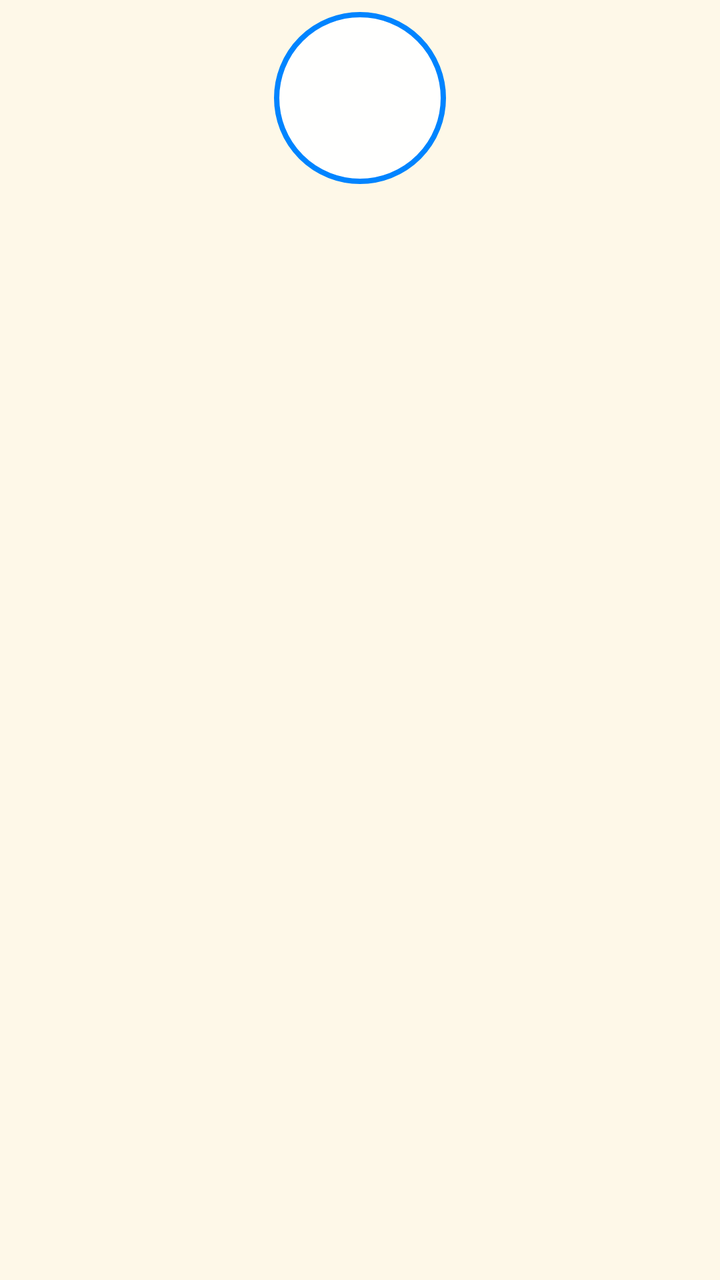
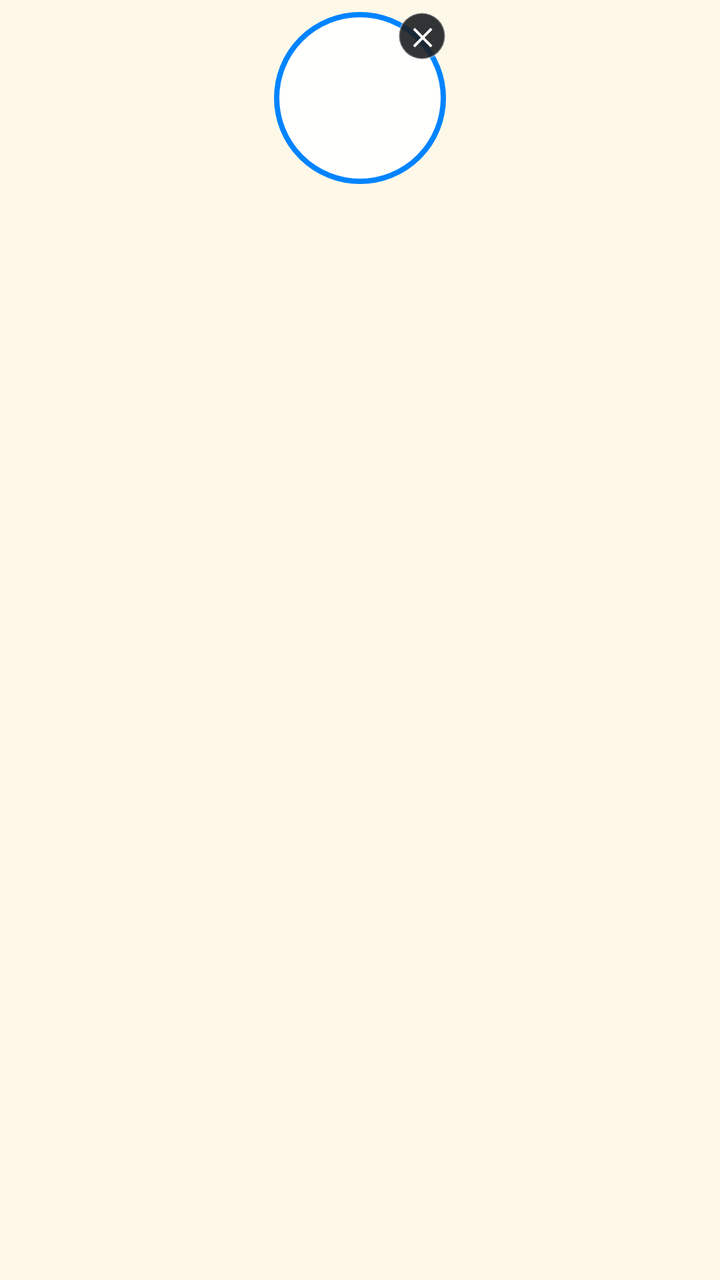

An Android layout rendered at two revisions. The XML below is the earlier revision; the diff shows what the commit changed to produce the second picture.
<!-- AndroidManifest.xml: application theme Theme.CupCake -->
<!-- res/layout/overlay_shimeji_pet.xml -->
<?xml version="1.0" encoding="utf-8"?>
<LinearLayout xmlns:android="http://schemas.android.com/apk/res/android"
    android:layout_width="wrap_content"
    android:layout_height="wrap_content"
    android:orientation="vertical"
    android:gravity="center_horizontal"
    android:padding="6dp">

    
    <LinearLayout
        android:id="@+id/speech_bubble"
        android:layout_width="wrap_content"
        android:layout_height="wrap_content"
        android:layout_marginBottom="6dp"
        android:background="@drawable/bg_speech_bubble"
        android:paddingStart="12dp"
        android:paddingTop="8dp"
        android:paddingEnd="12dp"
        android:paddingBottom="8dp"
        android:visibility="gone"
        android:maxWidth="220dp">

        <TextView
            android:id="@+id/speech_text"
            android:layout_width="wrap_content"
            android:layout_height="wrap_content"
            android:textColor="#FFFFFF"
            android:textSize="12sp"
            android:textStyle="bold"
            android:text="Hello! ✨" />
    </LinearLayout>

    
    <FrameLayout
        android:layout_width="86dp"
        android:layout_height="86dp"
        android:background="@drawable/bg_pet_circle"
        android:padding="4dp">

        <ImageView
            android:id="@+id/pet_image"
            android:layout_width="match_parent"
            android:layout_height="match_parent"
            android:scaleType="centerInside"
            android:contentDescription="Desktop Pet" />

        <TextView
            android:id="@+id/pet_emoji"
            android:layout_width="match_parent"
            android:layout_height="match_parent"
            android:gravity="center"
            android:textSize="44sp"
            android:text="🐱"
            android:visibility="gone" />
    </FrameLayout>

</LinearLayout>
<!-- resources referenced by this layout -->
<resources>
  <!-- drawable bg_pet_circle (drawable) -->
  <?xml version="1.0" encoding="utf-8"?>
  <shape xmlns:android="http://schemas.android.com/apk/res/android"
      android:shape="oval">
      <solid android:color="#F2FFFFFF" />
      <stroke
          android:width="2.5dp"
          android:color="#0084FF" />
  </shape>
  <!-- drawable bg_speech_bubble (drawable) -->
  <?xml version="1.0" encoding="utf-8"?>
  <shape xmlns:android="http://schemas.android.com/apk/res/android"
      android:shape="rectangle">
      <solid android:color="#E61C1E21" />
      <corners android:radius="14dp" />
      <stroke
          android:width="1dp"
          android:color="#4DFFFFFF" />
  </shape>
  <style name="Theme.CupCake" parent="android:Theme.Material.NoActionBar">
          <item name="android:windowBackground">@color/launcher_background</item>
          <item name="android:statusBarColor">@color/launcher_background</item>
          <item name="android:navigationBarColor">@color/launcher_background</item>
          <item name="android:windowLightStatusBar">false</item>
      </style>
  <color name="launcher_background">#FEF8E8</color>
</resources>

<!-- the commit's change to res/layout/overlay_shimeji_pet.xml (unified diff, before → after) -->
@@ -33,25 +33,50 @@
     
     <FrameLayout
         android:layout_width="86dp"
-        android:layout_height="86dp"
-        android:background="@drawable/bg_pet_circle"
-        android:padding="4dp">
+        android:layout_height="86dp">
 
-        <ImageView
-            android:id="@+id/pet_image"
+        <FrameLayout
             android:layout_width="match_parent"
             android:layout_height="match_parent"
-            android:scaleType="centerInside"
-            android:contentDescription="Desktop Pet" />
+            android:background="@drawable/bg_pet_circle"
+            android:padding="4dp">
 
-        <TextView
-            android:id="@+id/pet_emoji"
-            android:layout_width="match_parent"
-            android:layout_height="match_parent"
-            android:gravity="center"
-            android:textSize="44sp"
-            android:text="🐱"
-            android:visibility="gone" />
+            <ImageView
+                android:id="@+id/pet_image"
+                android:layout_width="match_parent"
+                android:layout_height="match_parent"
+                android:scaleType="centerInside"
+                android:contentDescription="Desktop Pet" />
+
+            <TextView
+                android:id="@+id/pet_emoji"
+                android:layout_width="match_parent"
+                android:layout_height="match_parent"
+                android:gravity="center"
+                android:textSize="44sp"
+                android:text="🐱"
+                android:visibility="gone" />
+        </FrameLayout>
+
+        
+        <FrameLayout
+            android:id="@+id/pet_close_btn"
+            android:layout_width="24dp"
+            android:layout_height="24dp"
+            android:layout_gravity="top|end"
+            android:background="@drawable/bg_speech_bubble"
+            android:clickable="true"
+            android:focusable="true">
+
+            <TextView
+                android:layout_width="match_parent"
+                android:layout_height="match_parent"
+                android:gravity="center"
+                android:textColor="#FFFFFF"
+                android:textSize="12sp"
+                android:textStyle="bold"
+                android:text="✕" />
+        </FrameLayout>
     </FrameLayout>
 
 </LinearLayout>
